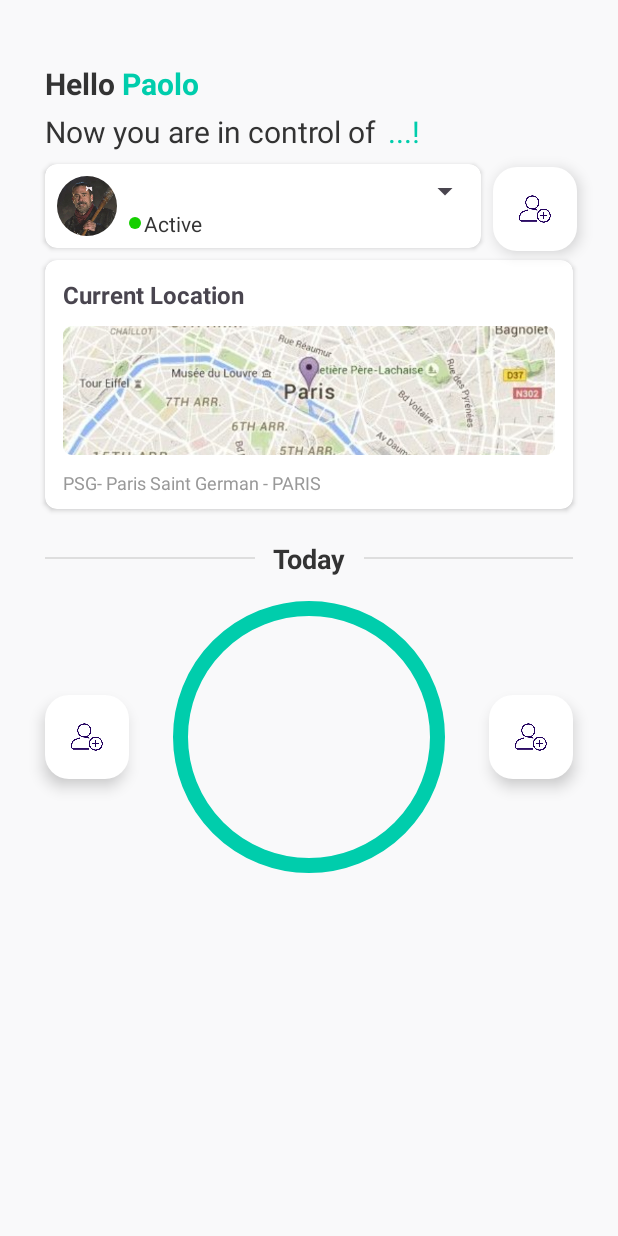
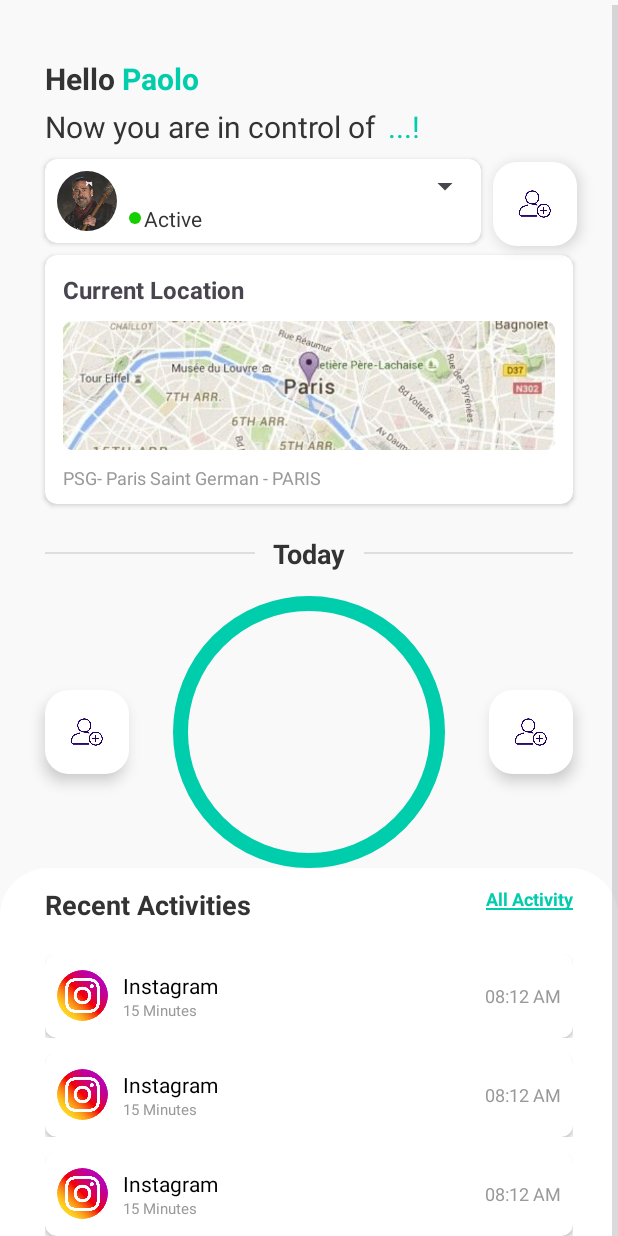
Before and after one commit to Mohamed-Gallow/Kids_Watchtower, an Android app: the layout fragment_home.xml on its own in the app's theme, with its tools: preview values and no code run, on a phone screen of 412 x 824 dp. Run offline under Robolectric (Android 15) with nearby library versions, the phone set to English and light mode, and no system bars.

Commit message:
home-beta

```diff
--- /dev/null
+++ b/app/src/main/res/drawable/baseline_home_filled_24.xml
@@ -0,0 +1,5 @@
+<vector xmlns:android="http://schemas.android.com/apk/res/android" android:height="24dp" android:tint="#000000" android:viewportHeight="24" android:viewportWidth="24" android:width="24dp">
+
+    <path android:fillColor="@android:color/white" android:pathData="M12,3L4,9v12h5v-7h6v7h5V9z"/>
+
+</vector>
--- /dev/null
+++ b/app/src/main/res/drawable/bottom_nav_color.xml
@@ -0,0 +1,5 @@
+<?xml version="1.0" encoding="utf-8"?>
+<selector xmlns:android="http://schemas.android.com/apk/res/android">
+    <item android:color="@color/blueGreen" android:state_checked="true" />
+    <item android:color="@color/unchecked_bottom_nav_color" android:state_checked="false" />
+</selector>
--- a/app/src/main/res/drawable/features_icon.xml
+++ b/app/src/main/res/drawable/features_icon.xml
@@ -1,5 +1,5 @@
 <?xml version="1.0" encoding="utf-8"?>
 <selector xmlns:android="http://schemas.android.com/apk/res/android">
-<item android:state_checked="true" android:drawable="@drawable/baseline_category_24" android:color="@color/blueGreen"/>
-<item android:state_checked="false" android:drawable="@drawable/baseline_category_24" android:color="@color/unchecked_bottom_nav_color"/>
+<item android:state_checked="true" android:drawable="@drawable/baseline_category_24" />
+<item android:state_checked="false" android:drawable="@drawable/baseline_category_24"/>
 </selector>
--- a/app/src/main/res/drawable/home_icon.xml
+++ b/app/src/main/res/drawable/home_icon.xml
@@ -1,5 +1,5 @@
 <?xml version="1.0" encoding="utf-8"?>
 <selector xmlns:android="http://schemas.android.com/apk/res/android">
-<item android:state_checked="true" android:drawable="@drawable/baseline_home_filled_24" android:color="@color/blueGreen"/>
-<item android:state_checked="false" android:drawable="@drawable/baseline_home_filled_24" android:color="@color/unchecked_bottom_nav_color"/>
+<item android:state_checked="true" android:drawable="@drawable/baseline_home_filled_24" />
+<item android:state_checked="false" android:drawable="@drawable/baseline_home_filled_24"/>
 </selector>
--- a/app/src/main/res/drawable/notifications_icon.xml
+++ b/app/src/main/res/drawable/notifications_icon.xml
@@ -1,6 +1,6 @@
 <?xml version="1.0" encoding="utf-8"?>
 <selector xmlns:android="http://schemas.android.com/apk/res/android">
-<item android:state_checked="true" android:drawable="@drawable/baseline_notifications_24" android:color="@color/blueGreen"/>
-<item android:state_checked="false" android:drawable="@drawable/baseline_notifications_24" android:color="@color/unchecked_bottom_nav_color"/>
+    <item android:drawable="@drawable/baseline_notifications_24" android:state_checked="true" />
+    <item android:drawable="@drawable/baseline_notifications_24" android:state_checked="false" />
 
 </selector>
--- a/app/src/main/res/drawable/profile_icon.xml
+++ b/app/src/main/res/drawable/profile_icon.xml
@@ -1,6 +1,6 @@
 <?xml version="1.0" encoding="utf-8"?>
 <selector xmlns:android="http://schemas.android.com/apk/res/android">
-<item android:state_checked="true" android:drawable="@drawable/baseline_person_24" android:color="@color/blueGreen"/>
-<item android:state_checked="false" android:drawable="@drawable/baseline_person_24" android:color="@color/unchecked_bottom_nav_color"/>
+<item android:state_checked="true" android:drawable="@drawable/baseline_person_24" />
+<item android:state_checked="false" android:drawable="@drawable/baseline_person_24" />
 
 </selector>
--- /dev/null
+++ b/app/src/main/res/drawable/recent_activities_layout.xml
@@ -0,0 +1,9 @@
+<?xml version="1.0" encoding="utf-8"?>
+<selector xmlns:android="http://schemas.android.com/apk/res/android">
+<item>
+    <shape android:shape="rectangle">
+        <solid android:color="@color/white"/>
+        <corners android:topLeftRadius="32dp" android:topRightRadius="32dp"/>
+    </shape>
+</item>
+</selector>
--- a/app/src/main/res/layout/fragment_home.xml
+++ b/app/src/main/res/layout/fragment_home.xml
@@ -236,6 +236,7 @@
             </LinearLayout>
 
             <LinearLayout
+                android:id="@+id/screenTimeLayer"
                 android:layout_width="match_parent"
                 android:layout_height="wrap_content"
                 android:layout_marginTop="16dp"
@@ -250,10 +251,7 @@
                     android:backgroundTint="@color/white"
                     android:layout_marginStart="30dp"
                     android:src="@drawable/add_user"
-                    android:tint="@color/gray"
-                    app:layout_constraintEnd_toEndOf="parent"
-                    app:layout_constraintStart_toEndOf="@id/homeSpinner"
-                    app:layout_constraintTop_toTopOf="parent" />
+                    android:tint="@color/gray" />
 
                 <LinearLayout
                     android:layout_width="0dp"
@@ -275,12 +273,68 @@
                     android:backgroundTint="@color/white"
                     android:src="@drawable/add_user"
                     android:layout_marginEnd="30dp"
-                    android:tint="@color/gray"
-                    app:layout_constraintEnd_toEndOf="parent"
-                    app:layout_constraintStart_toEndOf="@id/homeSpinner"
-                    app:layout_constraintTop_toTopOf="parent" />
+                    android:tint="@color/gray" />
             </LinearLayout>
 
+            <androidx.constraintlayout.widget.ConstraintLayout
+                android:layout_width="match_parent"
+                android:layout_height="wrap_content"
+                android:background="@drawable/recent_activities_layout"
+                android:elevation="7dp"
+                app:layout_constraintEnd_toEndOf="parent"
+                app:layout_constraintStart_toStartOf="parent"
+                app:layout_constraintTop_toBottomOf="@id/screenTimeLayer">
+
+                <LinearLayout
+                    android:id="@+id/textRecentActivityLayer"
+                    android:layout_width="match_parent"
+                    android:layout_height="wrap_content"
+                    android:layout_marginTop="12dp"
+                    android:orientation="horizontal"
+                    app:layout_constraintTop_toTopOf="parent">
+
+                    <TextView
+                        android:layout_width="0dp"
+                        android:layout_height="wrap_content"
+                        android:layout_marginStart="30dp"
+                        android:layout_weight="1"
+                        android:text="Recent Activities"
+                        android:textColor="@color/lightBlack"
+                        android:textSize="18sp"
+                        android:textStyle="bold" />
+
+                    <LinearLayout
+                        android:layout_width="wrap_content"
+                        android:orientation="vertical"
+                        android:layout_height="wrap_content"
+                        android:layout_marginEnd="30dp">
+                        <TextView
+                            android:layout_width="wrap_content"
+                            android:layout_height="wrap_content"
+                            android:text="All Activity"
+                            android:textColor="@color/blueGreen"
+                            android:textSize="12sp"
+                            android:textStyle="bold" />
+                        <View
+                            android:background="@color/blueGreen"
+                            android:layout_width="match_parent"
+                            android:translationY="-2dp"
+                            android:layout_height="1dp"/>
+                    </LinearLayout>
+                </LinearLayout>
+
+                <androidx.recyclerview.widget.RecyclerView
+                    android:layout_width="match_parent"
+                    android:layout_height="0dp"
+                    android:layout_marginHorizontal="20dp"
+                    android:layout_marginTop="47dp"
+                    app:layout_constraintEnd_toEndOf="parent"
+                    tools:listitem="@layout/home_recent_item"
+                    app:layout_constraintStart_toStartOf="parent"
+                    app:layout_constraintTop_toTopOf="parent"/>
+
+
+            </androidx.constraintlayout.widget.ConstraintLayout>
 
         </androidx.constraintlayout.widget.ConstraintLayout>
     </ScrollView>
--- /dev/null
+++ b/app/src/main/res/layout/home_recent_item.xml
@@ -0,0 +1,54 @@
+<?xml version="1.0" encoding="utf-8"?>
+<androidx.constraintlayout.widget.ConstraintLayout xmlns:android="http://schemas.android.com/apk/res/android"
+    xmlns:app="http://schemas.android.com/apk/res-auto"
+    android:layout_width="match_parent"
+    android:layout_height="56dp"
+    android:layout_marginHorizontal="10dp"
+    android:layout_marginTop="10dp">
+
+    <androidx.cardview.widget.CardView
+        android:layout_width="match_parent"
+        android:layout_height="match_parent"
+        app:cardCornerRadius="8dp">
+
+        <LinearLayout
+            android:gravity="center"
+            android:layout_width="match_parent"
+            android:layout_gravity="center"
+            android:layout_marginHorizontal="8dp"
+            android:orientation="horizontal"
+            android:layout_height="match_parent">
+
+            <com.google.android.material.imageview.ShapeableImageView
+                android:layout_width="34dp"
+                android:layout_height="34dp"
+                android:src="@drawable/insta"
+                app:shapeAppearance="@style/CircularImageView" />
+            <LinearLayout
+                android:layout_width="0dp"
+                android:layout_marginStart="10dp"
+                android:layout_weight="1"
+                android:orientation="vertical"
+                android:layout_height="wrap_content">
+                <TextView
+                    android:text="Instagram"
+                    android:textSize="14sp"
+                    android:textColor="@color/black"
+                    android:layout_width="wrap_content"
+                    android:layout_height="wrap_content"/>
+                <TextView
+                    android:textColor="@color/gray"
+                    android:textSize="10sp"
+                    android:text="15 Minutes"
+                    android:layout_width="wrap_content"
+                    android:layout_height="wrap_content"/>
+            </LinearLayout>
+            <TextView
+                android:layout_width="wrap_content"
+                android:layout_height="wrap_content"
+                android:text="08:12 AM"
+                android:textColor="@color/gray"
+                android:textSize="12sp"/>
+        </LinearLayout>
+    </androidx.cardview.widget.CardView>
+</androidx.constraintlayout.widget.ConstraintLayout>
```
Also changed, not shown: app/src/main/res/drawable/bottom_nav_bg.xml (added, +8 -0 lines), app/src/main/res/layout/activity_main.xml (+29 -0 lines), app/src/main/res/layout/spinner_item.xml (+0 -31 lines), app/src/main/res/menu/bottom_nav_menu.xml (+4 -4 lines), app/src/main/res/drawable/insta.png (added).
